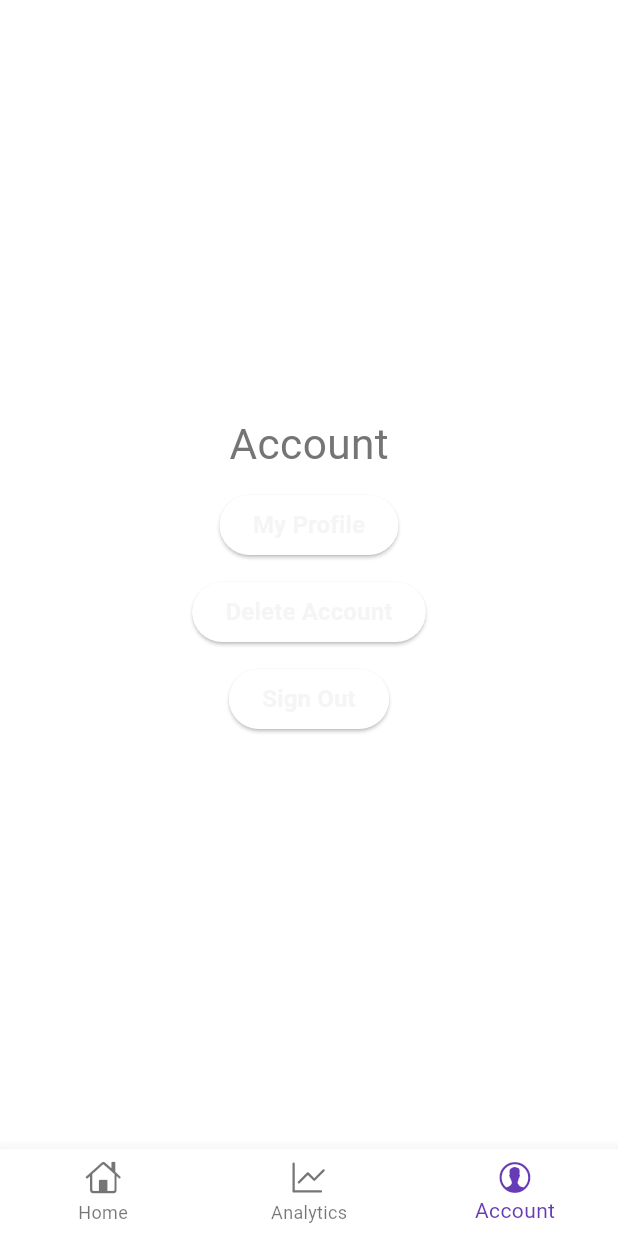
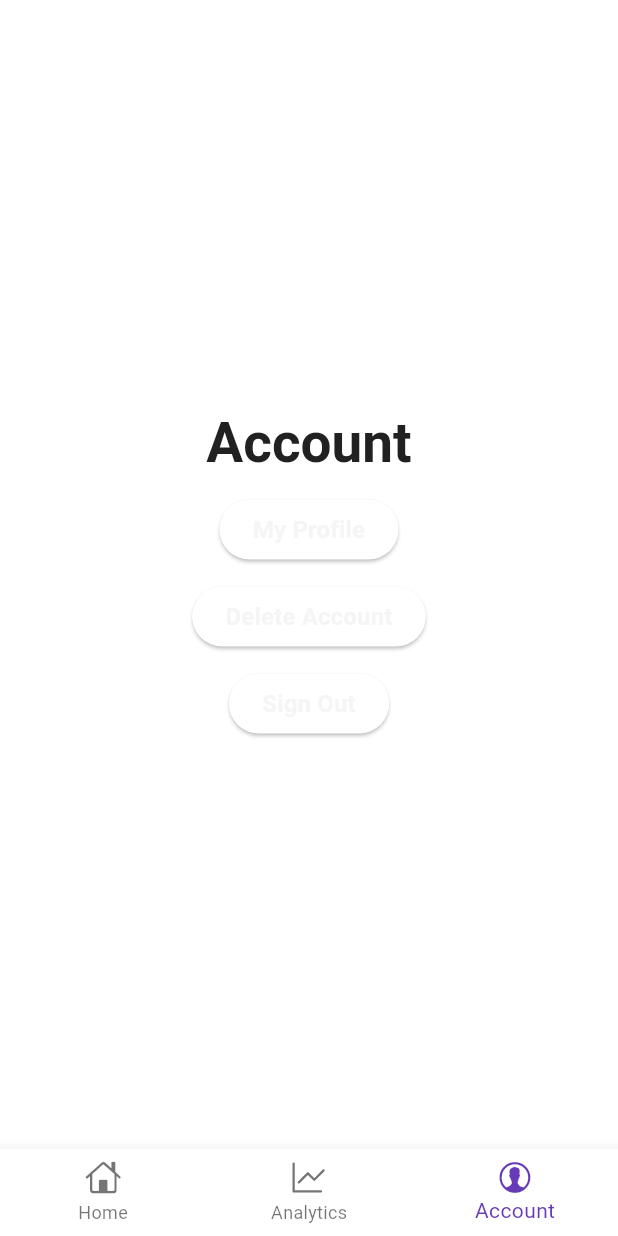
Before and after one commit to mohitganga23/flutter-medicine-tracker, a Flutter app: the DashboardScreen screen opened by its route, item 3 of the bottom bar chosen, on a phone screen of 412 x 824 dp. Run offline on Flutter 3.47's test engine with Material 3 defaults, Android fonts, the phone set to English and light mode, and no system bars; our stand-ins replace cloud_firestore, firebase_auth, firebase_core, firebase_storage, fl_chart, flutter_local_notifications and 9 more; accounts and stored records are empty; generated files the repository leaves out were written again.

Commit message:
Refactor home and account pages and add no medication available widget.
-   Refactored the home and account page titles to use the theme headlineLarge style.
-   Added a new "NoMedicationAvailable" widget to show when there are no medications.
-   Used the new "NoMedicationAvailable" widget in home screen when no medications found.

```diff
--- a/lib/features/dashboard/screens/dashboard_pages/account/account.dart
+++ b/lib/features/dashboard/screens/dashboard_pages/account/account.dart
@@ -16,9 +16,6 @@ class _AccountPageState extends State<AccountPage> {
 
   @override
   Widget build(BuildContext context) {
-    final screenWidth = MediaQuery.of(context).size.width;
-    double textScaleFactor = screenWidth / 350;
-
     return Padding(
       padding: const EdgeInsets.all(12),
       child: Center(
@@ -27,8 +24,7 @@ class _AccountPageState extends State<AccountPage> {
           children: [
             Text(
               'Account',
-              style: const TextStyle(fontSize: 24),
-              textScaler: TextScaler.linear(textScaleFactor),
+              style: Theme.of(context).textTheme.headlineLarge,
             ),
             const SizedBox(height: 10),
             ElevatedButton(
```
Also changed, not shown: lib/features/dashboard/screens/dashboard_pages/home/home.dart (+9 -24 lines), lib/features/dashboard/widgets/no_medication_available.dart (added, +25 -0 lines).
